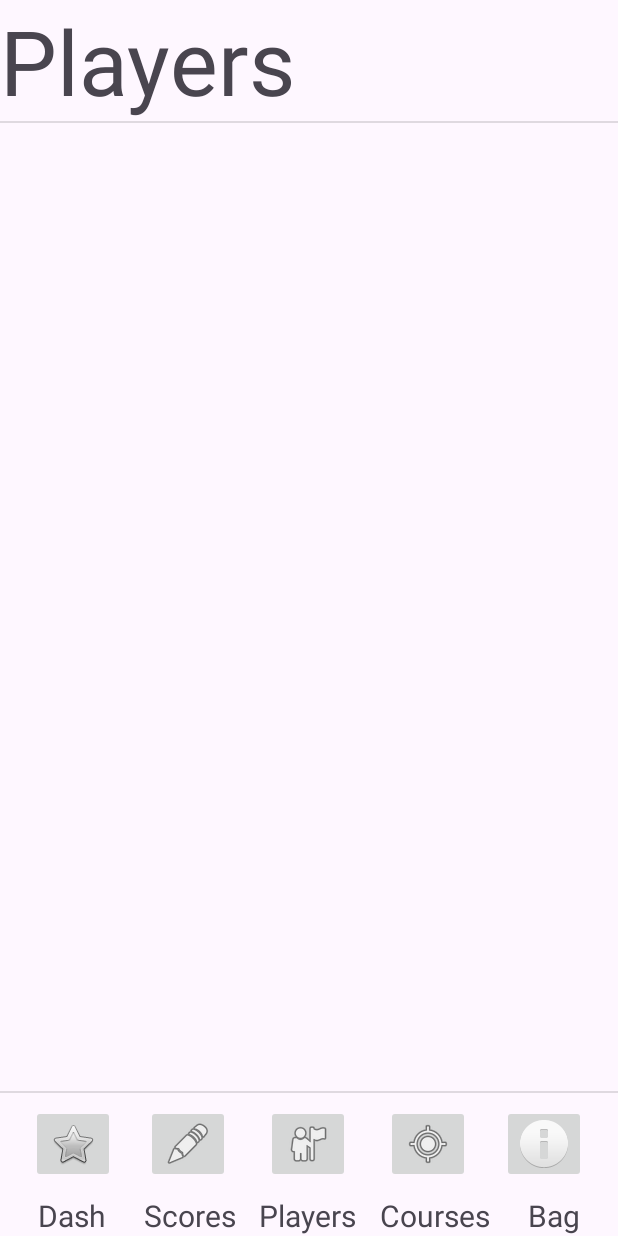
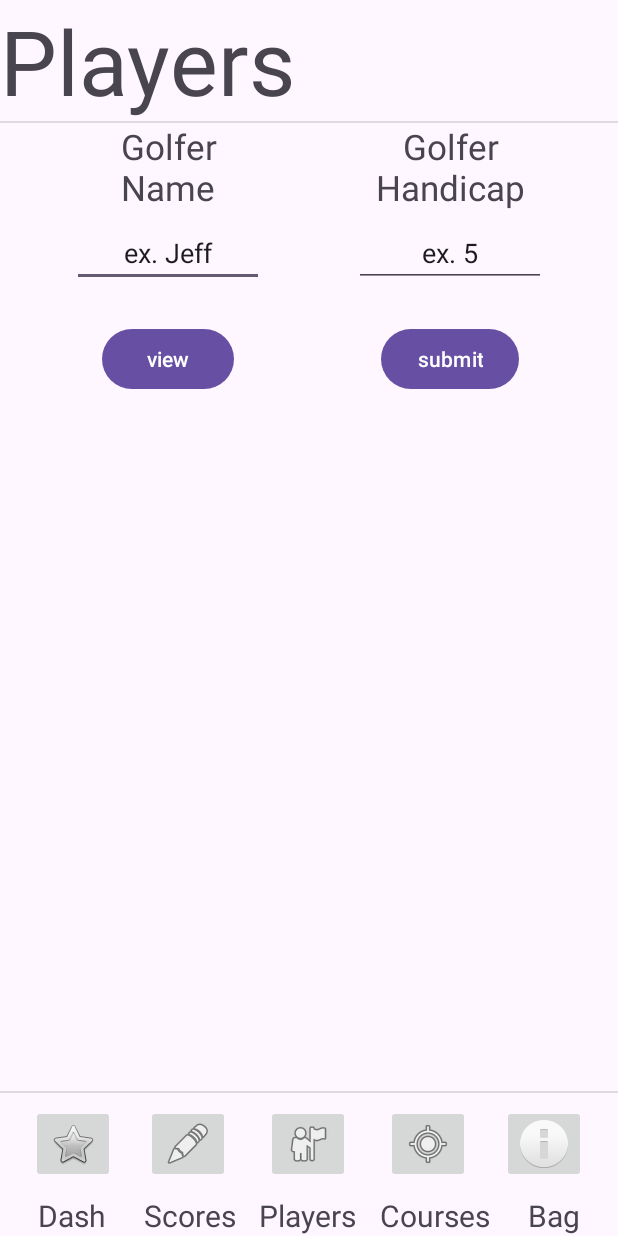
Before and after one commit to wegnermichae/Golf_Handicap_App, an Android app: the PlayerActivity screen opened directly, with no data from a screen before it, on a phone screen of 412 x 824 dp. Run offline under Robolectric (Android 15) with nearby library versions, the phone set to English and light mode, and no system bars.

Commit message:
Added Players view elements and functionality

```diff
--- a/app/src/main/java/com/example/golfhandicapapp/DataBaseHelperCourses.java
+++ b/app/src/main/java/com/example/golfhandicapapp/DataBaseHelperCourses.java
@@ -19,7 +19,6 @@ public class DataBaseHelperCourses extends SQLiteOpenHelper {
     public static final String COURSE_TABLE_NAME = COLUMN_HOLE + "S_TABLE";
     public static final String COLUMN_ID = "ID";
     public static final String COLUMN_PAR = "PAR";
-    public static final String COLUMN_SLOPE = "SLOPE";
     public static final String COLUMN_HANDICAP = "HANDICAP";
 
     private String dbName;
--- a/app/src/main/java/com/example/golfhandicapapp/PlayerActivity.java
+++ b/app/src/main/java/com/example/golfhandicapapp/PlayerActivity.java
@@ -3,7 +3,12 @@ package com.example.golfhandicapapp;
 import android.content.Intent;
 import android.os.Bundle;
 import android.view.View;
+import android.widget.ArrayAdapter;
+import android.widget.Button;
+import android.widget.EditText;
 import android.widget.ImageButton;
+import android.widget.ListView;
+import android.widget.Toast;
 
 import androidx.activity.EdgeToEdge;
 import androidx.appcompat.app.AppCompatActivity;
@@ -12,6 +17,11 @@ import androidx.core.view.ViewCompat;
 import androidx.core.view.WindowInsetsCompat;
 
 public class PlayerActivity extends AppCompatActivity {
+
+    ImageButton DashButton, ScoreButton, PlayerButton, CourseButton, BagButton;
+    Button ViewButton, SubmitButton;
+    EditText GolferNameEntry, GolferHandicapEntry;
+    ListView PlayerView;
 
     @Override
     protected void onCreate(Bundle savedInstanceState) {
@@ -25,11 +35,55 @@ public class PlayerActivity extends AppCompatActivity {
         });
 
 
-        ImageButton DashButton = findViewById(R.id.dashButton);
-        ImageButton ScoreButton = findViewById(R.id.scoreButton);
-        ImageButton PlayerButton = findViewById(R.id.playerButton);
-        ImageButton CourseButton = findViewById(R.id.courseButton);
-        ImageButton BagButton = findViewById(R.id.bagButton);
+        DashButton = findViewById(R.id.dashButton);
+        ScoreButton = findViewById(R.id.scoreButton);
+        PlayerButton = findViewById(R.id.playerButton);
+        CourseButton = findViewById(R.id.courseButton);
+        BagButton = findViewById(R.id.bagButton);
+        ViewButton = findViewById(R.id.view);
+        SubmitButton = findViewById(R.id.submit);
+        GolferNameEntry = findViewById(R.id.golferNameEntry);
+        GolferHandicapEntry = findViewById(R.id.golferHandicapEntry);
+        PlayerView = findViewById(R.id.playerView);
+
+
+
+
+        ViewButton.setOnClickListener(new View.OnClickListener() {
+            @Override
+            public void onClick(View v) {
+                if (v.getId() == R.id.view) {
+                    DataBaseHelperPlayers dataBaseHelperPlayers = new DataBaseHelperPlayers(PlayerActivity.this);
+                    PlayerView.setAdapter(new ArrayAdapter<Golfers>(PlayerActivity.this, android.R.layout.simple_list_item_1, dataBaseHelperPlayers.getAllGolfers()));
+                }
+            }
+        });
+
+        PlayerView.setOnItemClickListener((parent, view, position, id) -> {
+            Golfers golfers = (Golfers) parent.getItemAtPosition(position);
+            DataBaseHelperPlayers dataBaseHelperPlayers = new DataBaseHelperPlayers(PlayerActivity.this);
+            dataBaseHelperPlayers.deleteOne(golfers);
+            Toast.makeText(PlayerActivity.this, "Score Deleted", Toast.LENGTH_SHORT).show();
+        });
+
+        SubmitButton.setOnClickListener(new View.OnClickListener() {
+            @Override
+            public void onClick(View v) {
+                if (v.getId() == R.id.submit) {
+                    Golfers golfers;
+                    try{
+                        golfers = new Golfers(-1, GolferNameEntry.getText().toString(), Integer.parseInt(GolferHandicapEntry.getText().toString()));
+                    }catch (Exception e){
+                        golfers = new Golfers(-1, GolferNameEntry.getText().toString(), 0);
+                    }
+                    DataBaseHelperPlayers dataBaseHelperGolfers = new DataBaseHelperPlayers(PlayerActivity.this);
+                    boolean success = dataBaseHelperGolfers.addOne(golfers);
+                    if (success) {
+                        Toast.makeText(PlayerActivity.this, "Golfer Added", Toast.LENGTH_SHORT).show();
+                    }
+                }
+            }
+        });
 
         //the following listeners will allow for functionality of the specified button clicks
         DashButton.setOnClickListener(new View.OnClickListener() {
--- a/app/src/main/java/com/example/golfhandicapapp/ScoreActivity.java
+++ b/app/src/main/java/com/example/golfhandicapapp/ScoreActivity.java
@@ -101,7 +101,6 @@ public class ScoreActivity extends AppCompatActivity {
             DataBaseHelperScores dataBaseHelperScores = new DataBaseHelperScores(ScoreActivity.this);
             dataBaseHelperScores.deleteOne(scores);
             Toast.makeText(ScoreActivity.this, "Score Deleted", Toast.LENGTH_SHORT).show();
-
         });
 
 
--- a/app/src/main/res/layout/activity_player.xml
+++ b/app/src/main/res/layout/activity_player.xml
@@ -143,4 +143,79 @@
         android:textSize="60sp"
         app:layout_constraintStart_toStartOf="parent"
         app:layout_constraintTop_toTopOf="parent" />
+
+    <TextView
+        android:id="@+id/nameText"
+        android:layout_width="128dp"
+        android:layout_height="64dp"
+        android:layout_marginStart="48dp"
+        android:text="Golfer Name"
+        android:textAlignment="center"
+        android:textSize="23sp"
+        app:layout_constraintStart_toStartOf="parent"
+        app:layout_constraintTop_toBottomOf="@+id/divider10" />
+
+    <EditText
+        android:id="@+id/golferNameEntry"
+        android:layout_width="0dp"
+        android:layout_height="wrap_content"
+        android:ems="10"
+        android:inputType="text"
+        android:text="ex. Jeff"
+        android:textAlignment="center"
+        app:layout_constraintEnd_toEndOf="@+id/nameText"
+        app:layout_constraintStart_toStartOf="@+id/nameText"
+        app:layout_constraintTop_toBottomOf="@+id/nameText" />
+
+    <EditText
+        android:id="@+id/golferHandicapEntry"
+        android:layout_width="0dp"
+        android:layout_height="wrap_content"
+        android:ems="10"
+        android:inputType="text"
+        android:text="ex. 5"
+        android:textAlignment="center"
+        app:layout_constraintEnd_toEndOf="@+id/handicapText"
+        app:layout_constraintStart_toStartOf="@+id/handicapText"
+        app:layout_constraintTop_toBottomOf="@+id/handicapText" />
+
+    <TextView
+        android:id="@+id/handicapText"
+        android:layout_width="128dp"
+        android:layout_height="64dp"
+        android:layout_marginEnd="48dp"
+        android:text="Golfer Handicap"
+        android:textAlignment="center"
+        android:textSize="23sp"
+        app:layout_constraintEnd_toEndOf="parent"
+        app:layout_constraintTop_toBottomOf="@+id/divider10" />
+
+    <Button
+        android:id="@+id/view"
+        android:layout_width="wrap_content"
+        android:layout_height="wrap_content"
+        android:layout_marginTop="24dp"
+        android:text="view"
+        app:layout_constraintEnd_toEndOf="@+id/golferNameEntry"
+        app:layout_constraintStart_toStartOf="@+id/golferNameEntry"
+        app:layout_constraintTop_toBottomOf="@+id/golferNameEntry" />
+
+    <Button
+        android:id="@+id/submit"
+        android:layout_width="wrap_content"
+        android:layout_height="wrap_content"
+        android:layout_marginTop="24dp"
+        android:text="submit"
+        app:layout_constraintEnd_toEndOf="@+id/golferHandicapEntry"
+        app:layout_constraintStart_toStartOf="@+id/golferHandicapEntry"
+        app:layout_constraintTop_toBottomOf="@+id/golferHandicapEntry" />
+
+    <ListView
+        android:id="@+id/playerView"
+        android:layout_width="409dp"
+        android:layout_height="372dp"
+        android:layout_marginTop="32dp"
+        app:layout_constraintEnd_toEndOf="parent"
+        app:layout_constraintStart_toStartOf="parent"
+        app:layout_constraintTop_toBottomOf="@+id/view" />
 </androidx.constraintlayout.widget.ConstraintLayout>
```
Also changed, not shown: app/src/main/java/com/example/golfhandicapapp/BagActivity.java (+7 -0 lines), app/src/main/java/com/example/golfhandicapapp/DataBaseHelperPlayers.java (added, +78 -0 lines).
